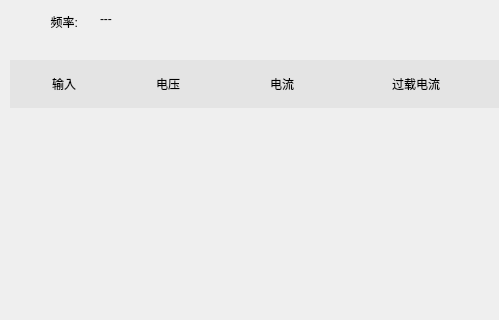
Above: BusBar-Qt/line/linewid.ui from luozhiyong131/BusBar before the change; both pictures show x 0 to 499 and y 0 to 320 of the 1024 by 427 pixel window. Below: the same form after it.
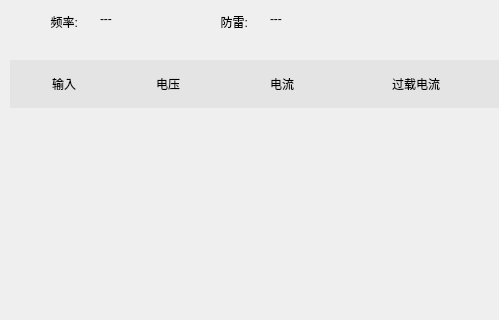
That is the form after the change.

```diff
--- a/BusBar-Qt/line/linewid.ui
+++ b/BusBar-Qt/line/linewid.ui
@@ -373,6 +373,47 @@
     </item>
    </layout>
   </widget>
+  <widget class="QLabel" name="lpsLab">
+   <property name="geometry">
+    <rect>
+     <x>270</x>
+     <y>10</y>
+     <width>68</width>
+     <height>18</height>
+    </rect>
+   </property>
+   <property name="minimumSize">
+    <size>
+     <width>68</width>
+     <height>18</height>
+    </size>
+   </property>
+   <property name="text">
+    <string>---</string>
+   </property>
+  </widget>
+  <widget class="QLabel" name="label_10">
+   <property name="geometry">
+    <rect>
+     <x>180</x>
+     <y>10</y>
+     <width>68</width>
+     <height>23</height>
+    </rect>
+   </property>
+   <property name="minimumSize">
+    <size>
+     <width>68</width>
+     <height>18</height>
+    </size>
+   </property>
+   <property name="text">
+    <string>防雷:</string>
+   </property>
+   <property name="alignment">
+    <set>Qt::AlignRight|Qt::AlignTrailing|Qt::AlignVCenter</set>
+   </property>
+  </widget>
  </widget>
  <resources/>
  <connections/>
```
